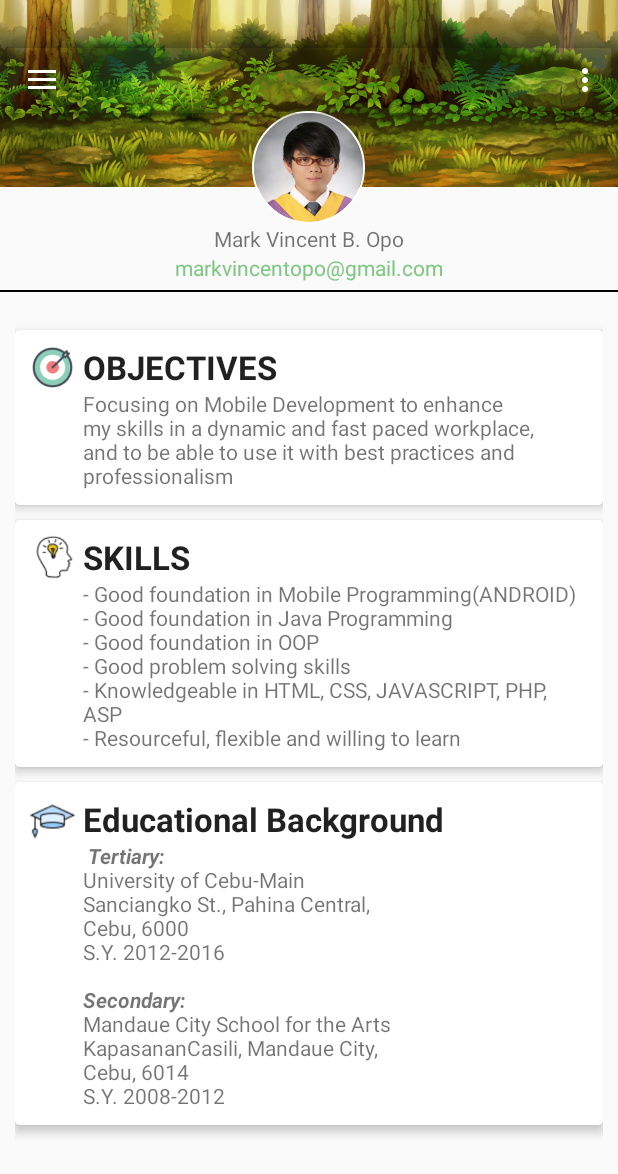
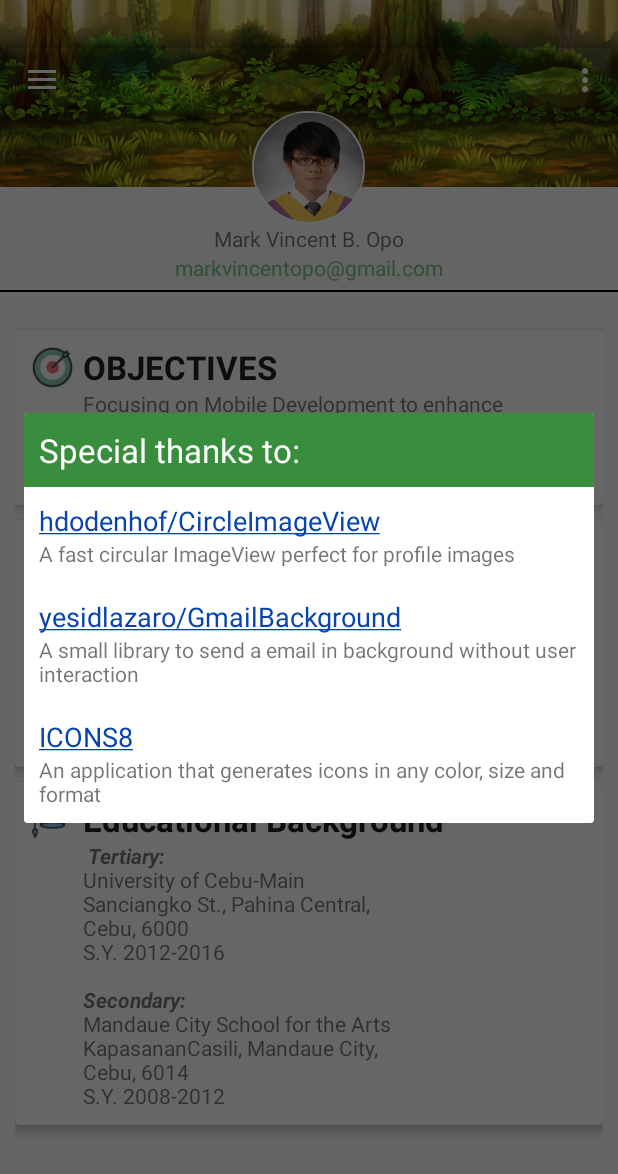
Before and after one commit to MarvinOpo/MyResume, an Android app: the screen it shows after launch (MainActivity), in the options menu, after a tap on "Settings", on a phone screen of 412 x 824 dp. Shown: the top 1174 px of the screen. Run offline under Robolectric (Android 15) with nearby library versions, the light colour scheme and no system bars; our stand-ins replace CircleImageView; libraries missing offline, so code that uses them is left out: com.creativityapps.gmailbackgroundlibrary.

Commit message:
Credits Added

```diff
--- a/app/src/main/java/com/mvopo/myresume/FloatingSmsService.java
+++ b/app/src/main/java/com/mvopo/myresume/FloatingSmsService.java
@@ -213,14 +213,14 @@ public class FloatingSmsService extends Service implements ServiceContract.servi
         stopSelf.setAction(ServiceContract.ACTION_STOP);
         PendingIntent pStopSelf = PendingIntent.getService(this, 0, stopSelf, PendingIntent.FLAG_CANCEL_CURRENT);
 
-        Bitmap icon = BitmapFactory.decodeResource(getResources(),
-                R.mipmap.ic_launcher);
+//        Bitmap icon = BitmapFactory.decodeResource(getResources(),
+//                R.drawable.notification_icon);
 
         Notification notification = new NotificationCompat.Builder(this)
-                .setContentTitle("Floating Message")
+                .setContentTitle("MVOpo Messaging Service")
                 .setContentText("Tap to stop application")
-                .setSmallIcon(R.mipmap.ic_launcher)
-                .setLargeIcon(Bitmap.createScaledBitmap(icon, 128, 128, false))
+                .setSmallIcon(R.drawable.notification_icon)
+//                .setLargeIcon(Bitmap.createScaledBitmap(icon, 128, 128, false))
                 .setContentIntent(pStopSelf)
                 .setOngoing(true)
                 .build();
--- a/app/src/main/java/com/mvopo/myresume/MainActivity.java
+++ b/app/src/main/java/com/mvopo/myresume/MainActivity.java
@@ -1,8 +1,13 @@
 package com.mvopo.myresume;
 
+import android.app.AlertDialog;
+import android.content.DialogInterface;
+import android.content.Intent;
 import android.graphics.Color;
+import android.net.Uri;
 import android.os.Build;
 import android.os.Bundle;
+import android.provider.Settings;
 import android.support.v4.app.FragmentManager;
 import android.support.v4.app.FragmentTransaction;
 import android.view.View;
@@ -16,6 +21,7 @@ import android.view.Menu;
 import android.view.MenuItem;
 import android.view.WindowInsets;
 import android.widget.ScrollView;
+import android.widget.TextView;
 
 import com.mvopo.myresume.Fragment.AboutFragment;
 import com.mvopo.myresume.Fragment.ContactFragment;
@@ -24,7 +30,7 @@ import com.mvopo.myresume.Fragment.ProjectsFragment;
 import com.mvopo.myresume.Fragment.ReferenceFragment;
 
 public class MainActivity extends AppCompatActivity
-        implements NavigationView.OnNavigationItemSelectedListener {
+        implements NavigationView.OnNavigationItemSelectedListener, View.OnClickListener {
 
     private FragmentManager fm;
     private FragmentTransaction ft;
@@ -42,7 +48,7 @@ public class MainActivity extends AppCompatActivity
     protected void onCreate(Bundle savedInstanceState) {
         super.onCreate(savedInstanceState);
         setContentView(R.layout.activity_main);
-        Toolbar toolbar = (Toolbar) findViewById(R.id.toolbar);
+        Toolbar toolbar = findViewById(R.id.toolbar);
         setSupportActionBar(toolbar);
 
         toolbar.setTitleTextColor(Color.TRANSPARENT);
@@ -70,7 +76,16 @@ public class MainActivity extends AppCompatActivity
         if (drawer.isDrawerOpen(GravityCompat.START)) {
             drawer.closeDrawer(GravityCompat.START);
         } else {
-            super.onBackPressed();
+            AlertDialog.Builder builder = new AlertDialog.Builder(this);
+            builder.setMessage("Are you sure you want to exit app?");
+            builder.setPositiveButton("Yes", new DialogInterface.OnClickListener() {
+                @Override
+                public void onClick(DialogInterface dialogInterface, int i) {
+                    MainActivity.super.onBackPressed();
+                }
+            });
+            builder.setNegativeButton("Cancel", null);
+            builder.show();
         }
     }
 
@@ -90,10 +105,26 @@ public class MainActivity extends AppCompatActivity
 
         //noinspection SimplifiableIfStatement
         if (id == R.id.action_settings) {
-            return true;
+            showSettingDialog();
         }
 
         return super.onOptionsItemSelected(item);
+    }
+
+    @Override
+    public void onClick(View view) {
+        int id = view.getId();
+        switch (id) {
+            case R.id.civ_link:
+                openLink("https://github.com/hdodenhof/CircleImageView");
+                break;
+            case R.id.bgmail_link:
+                openLink("https://github.com/yesidlazaro/GmailBackground");
+                break;
+            case R.id.icon8_link:
+                openLink("https://icons8.com/");
+                break;
+        }
     }
 
     @SuppressWarnings("StatementWithEmptyBody")
@@ -121,7 +152,7 @@ public class MainActivity extends AppCompatActivity
         return true;
     }
 
-    public void removeNavGrayBar(){
+    public void removeNavGrayBar() {
         if (navigationView != null && Build.VERSION.SDK_INT >= Build.VERSION_CODES.KITKAT_WATCH) {
             navigationView.setOnApplyWindowInsetsListener(new View.OnApplyWindowInsetsListener() {
                 @Override
@@ -131,4 +162,26 @@ public class MainActivity extends AppCompatActivity
             });
         }
     }
+
+    public void showSettingDialog() {
+        View settingDialog = getLayoutInflater().inflate(R.layout.setting_dialog, null);
+
+        TextView civLink = settingDialog.findViewById(R.id.civ_link);
+        TextView bgmailLink = settingDialog.findViewById(R.id.bgmail_link);
+        TextView icons8Link = settingDialog.findViewById(R.id.icon8_link);
+
+        civLink.setOnClickListener(this);
+        bgmailLink.setOnClickListener(this);
+        icons8Link.setOnClickListener(this);
+
+        AlertDialog.Builder builder = new AlertDialog.Builder(this);
+        builder.setView(settingDialog);
+        builder.show();
+    }
+
+    public void openLink(String url) {
+        Intent intent = new Intent(Intent.ACTION_VIEW);
+        intent.setData(Uri.parse(url));
+        startActivity(intent);
+    }
 }
--- /dev/null
+++ b/app/src/main/res/layout/setting_dialog.xml
@@ -0,0 +1,64 @@
+<?xml version="1.0" encoding="utf-8"?>
+<LinearLayout xmlns:android="http://schemas.android.com/apk/res/android"
+    android:layout_width="match_parent"
+    android:layout_height="wrap_content"
+    android:orientation="vertical">
+
+    <TextView
+        android:layout_width="match_parent"
+        android:layout_height="wrap_content"
+        android:background="@color/colorPrimaryDark"
+        android:padding="10dp"
+        android:text="Special thanks to:"
+        android:textAppearance="?android:attr/textAppearanceLarge"
+        android:textColor="#fff" />
+
+    <LinearLayout
+        android:layout_width="match_parent"
+        android:layout_height="wrap_content"
+        android:orientation="vertical"
+        android:padding="10dp">
+
+
+        <TextView
+            android:id="@+id/civ_link"
+            android:layout_width="wrap_content"
+            android:layout_height="wrap_content"
+            android:text="@string/civ"
+            android:textAppearance="?android:attr/textAppearanceMedium"
+            android:textColor="#0645AD" />
+
+        <TextView
+            android:layout_width="wrap_content"
+            android:layout_height="wrap_content"
+            android:text="@string/civ_info" />
+
+        <TextView
+            android:id="@+id/bgmail_link"
+            android:layout_width="wrap_content"
+            android:layout_height="wrap_content"
+            android:layout_marginTop="20dp"
+            android:text="@string/bgmail"
+            android:textAppearance="?android:attr/textAppearanceMedium"
+            android:textColor="#0645AD" />
+
+        <TextView
+            android:layout_width="wrap_content"
+            android:layout_height="wrap_content"
+            android:text="@string/bgmail_info" />
+
+        <TextView
+            android:id="@+id/icon8_link"
+            android:layout_width="wrap_content"
+            android:layout_height="wrap_content"
+            android:layout_marginTop="20dp"
+            android:text="@string/icons8"
+            android:textAppearance="?android:attr/textAppearanceMedium"
+            android:textColor="#0645AD" />
+
+        <TextView
+            android:layout_width="wrap_content"
+            android:layout_height="wrap_content"
+            android:text="@string/icons8_info" />
+    </LinearLayout>
+</LinearLayout>
--- a/app/src/main/res/values/strings.xml
+++ b/app/src/main/res/values/strings.xml
@@ -119,4 +119,14 @@
                         Osmeña Blvd, Cebu City, Cebu
                      </i></b>
     </string>
+
+
+    <string name="civ"><u>hdodenhof/CircleImageView</u></string>
+    <string name="civ_info">A fast circular ImageView perfect for profile images</string>
+
+    <string name="bgmail"><u>yesidlazaro/GmailBackground</u></string>
+    <string name="bgmail_info">A small library to send a email in background without user interaction</string>
+
+    <string name="icons8"><u>ICONS8</u></string>
+    <string name="icons8_info">An application that generates icons in any color, size and format</string>
 </resources>
```
Also changed, not shown: app/src/main/res/drawable/notification_icon.png (added).
